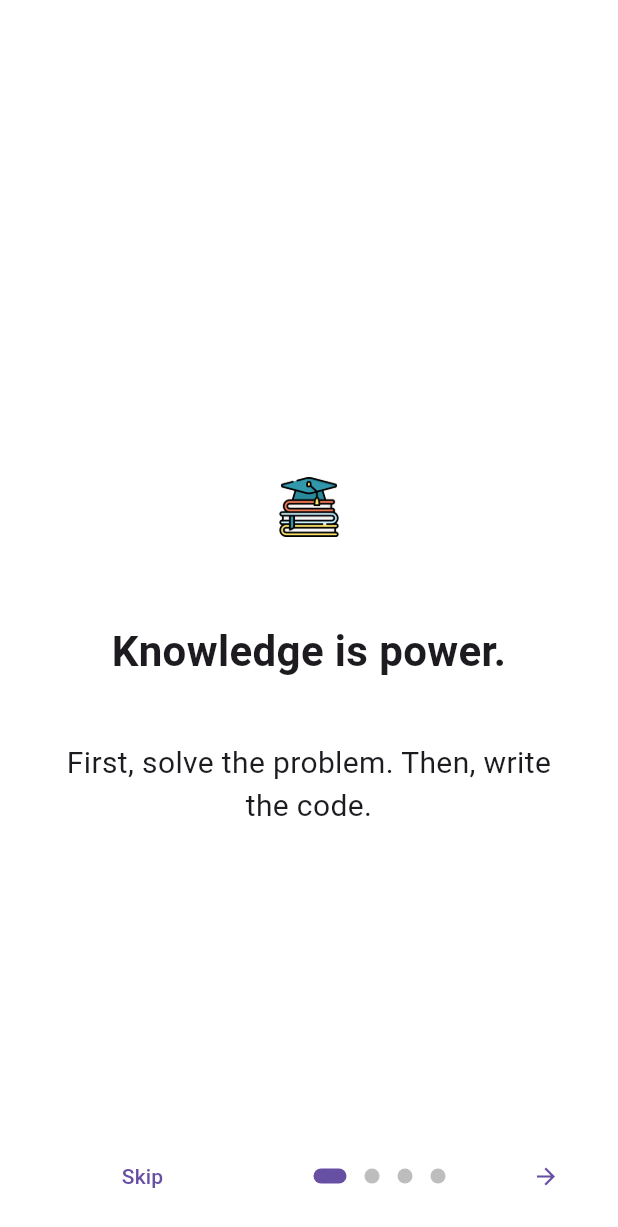
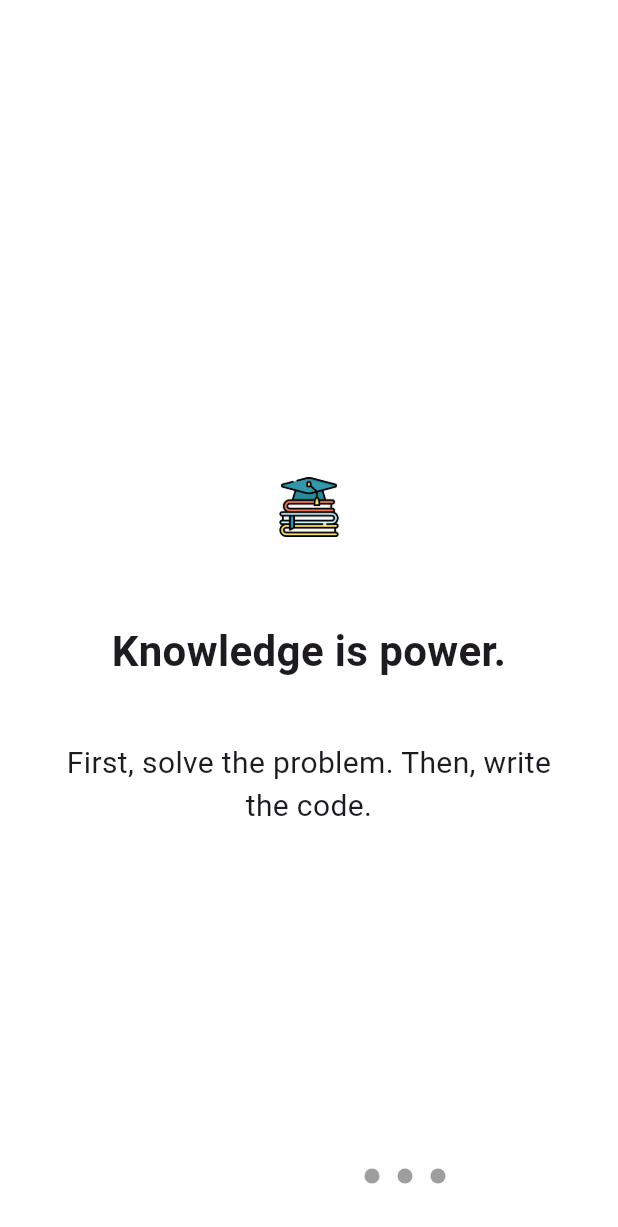
Before and after one commit to Arnav2001/Code-World, a Flutter app: the screen it shows after launch, on a phone screen of 412 x 824 dp. Shown: the top 1227 px of the screen. Run offline on Flutter 3.47's test engine with Material 3 defaults, Android fonts, the phone set to English and light mode, and no system bars; drawn by our look-alikes of introduction_screen; our stand-ins replace cloud_firestore, connectivity_plus, firebase_auth, firebase_core, firebase_storage, flutter_riverpod and 6 more; missing offline and left inert: app_settings; accounts and stored records are empty.

Commit message:
on boarding UI improved

```diff
--- a/lib/onBoardingScreen.dart
+++ b/lib/onBoardingScreen.dart
@@ -46,17 +46,17 @@ class OnBoardingPage extends StatelessWidget {
           decoration: getPageDecoration(),
         ),
       ],
-      done: Text('Start', style: TextStyle(fontWeight: FontWeight.w600)),
+      done: Text('Start', style: TextStyle(fontWeight: FontWeight.w600,color: Colors.white)),
       onDone: () {
         goToHome(context);
         SharedPrefs();
         },
       showSkipButton: true,
-      skip: Text('Skip'),
+      skip: Text('Skip',style: TextStyle(fontWeight: FontWeight.w600,color: Colors.white)),
       onSkip: () {goToHome(context);
       SharedPrefs();},
-      next: Icon(Icons.arrow_forward),
-      dotsDecorator: getDotDecoration(),
+      next: Icon(Icons.arrow_forward, color: Colors.white,),
+      dotsDecorator: getDotDecoration( ),
       onChange: (index) => print('Page $index selected'),
       globalBackgroundColor: Theme.of(context).primaryColor,
       nextFlex: 0,
@@ -71,16 +71,18 @@ class OnBoardingPage extends StatelessWidget {
       Center(child: Image.asset(path, width: 350));
 
   DotsDecorator getDotDecoration() => DotsDecorator(
-    color: Color(0xFFBDBDBD),
+    color: Colors.grey,
     size: Size(10, 10),
     activeSize: Size(22, 10),
+    activeColor: Colors.white,
     activeShape: RoundedRectangleBorder(
       borderRadius: BorderRadius.circular(24),
+
     ),
   );
 
   PageDecoration getPageDecoration() => PageDecoration(
-    titleTextStyle: TextStyle(fontSize: 28, fontWeight: FontWeight.bold),
+    titleTextStyle: TextStyle(fontSize: 28, fontWeight: FontWeight.bold,),
     bodyTextStyle: TextStyle(fontSize: 20),
     bodyPadding: EdgeInsets.all(16).copyWith(bottom: 0),
     imagePadding: EdgeInsets.all(24),
```
